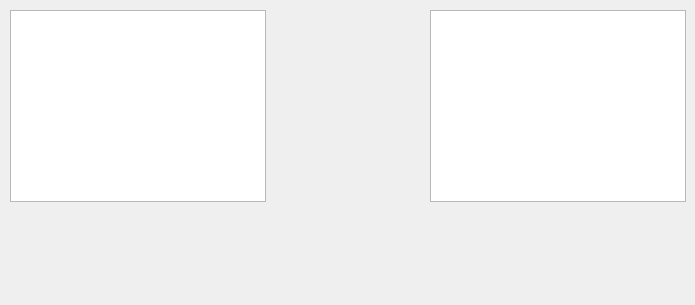
Above: QT Projects/frmreport.ui from Annovae/PKMDS-G5 before the change. Below: the same form after it.
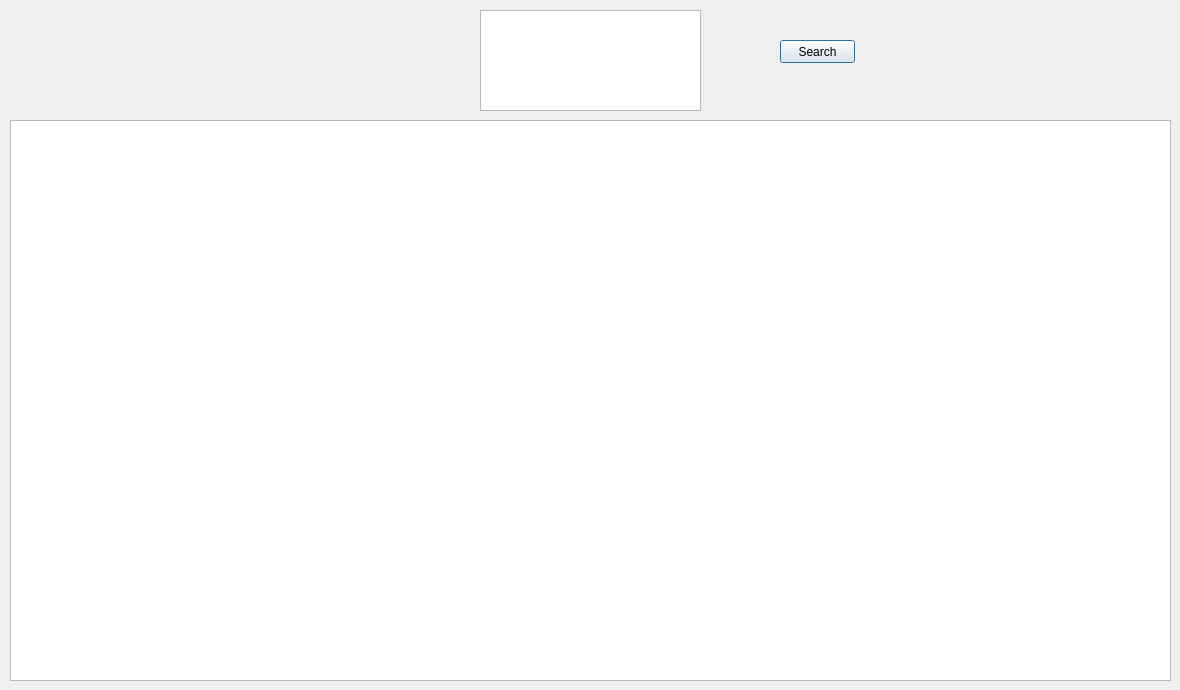
That is the form after the change.

Commit message: Began building the search logic / UI

Patch:
```diff
--- a/QT Projects/frmreport.ui
+++ b/QT Projects/frmreport.ui
@@ -6,10 +6,16 @@
    <rect>
     <x>0</x>
     <y>0</y>
-    <width>695</width>
-    <height>305</height>
+    <width>1180</width>
+    <height>690</height>
    </rect>
   </property>
+  <property name="minimumSize">
+   <size>
+    <width>1122</width>
+    <height>670</height>
+   </size>
+  </property>
   <property name="windowTitle">
    <string>Dialog</string>
   </property>
@@ -17,20 +23,45 @@
    <property name="geometry">
     <rect>
      <x>10</x>
-     <y>10</y>
-     <width>256</width>
-     <height>192</height>
+     <y>120</y>
+     <width>1161</width>
+     <height>561</height>
     </rect>
    </property>
+   <property name="editTriggers">
+    <set>QAbstractItemView::NoEditTriggers</set>
+   </property>
+   <property name="alternatingRowColors">
+    <bool>true</bool>
+   </property>
   </widget>
   <widget class="QListWidget" name="lstPKM">
    <property name="geometry">
     <rect>
-     <x>430</x>
+     <x>480</x>
      <y>10</y>
-     <width>256</width>
-     <height>192</height>
+     <width>221</width>
+     <height>101</height>
     </rect>
+   </property>
+   <property name="editTriggers">
+    <set>QAbstractItemView::NoEditTriggers</set>
+   </property>
+   <property name="selectionMode">
+    <enum>QAbstractItemView::MultiSelection</enum>
+   </property>
+  </widget>
+  <widget class="QPushButton" name="btnSearch">
+   <property name="geometry">
+    <rect>
+     <x>780</x>
+     <y>40</y>
+     <width>75</width>
+     <height>23</height>
+    </rect>
+   </property>
+   <property name="text">
+    <string>Search</string>
    </property>
   </widget>
  </widget>
```
Left out of the diff: 2 changed lines with no effect on the pictures. The commit also changes 2 other files.
